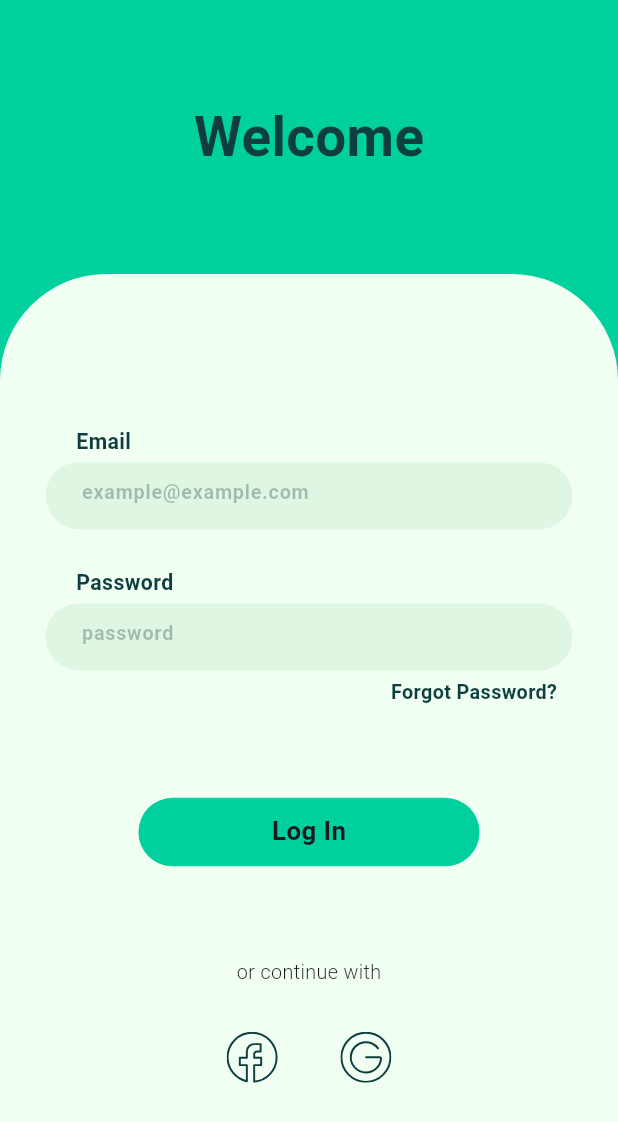
After one commit to Mottakin890/finwise, a Flutter app: the screen it shows after launch, after a tap on "Log In", on a phone screen of 412 x 824 dp. The commit adds this screen. Shown: the top 1122 px of the screen. Run offline on Flutter 3.47's test engine with Material 3 defaults, Android fonts, the phone set to English and light mode, and no system bars; our stand-ins replace flutter_screenutil, flutter_svg, get.

Commit message:
Login page added

```diff
--- a/lib/commons/app_assets/app_assets.dart
+++ b/lib/commons/app_assets/app_assets.dart
@@ -2,4 +2,6 @@ class AppAssets {
   static final String svgPath = 'assets/svg';
 
   static final String svgLogo = '$svgPath/logo.svg';
+  static final String facebookLogo = '$svgPath/facebook.svg';
+  static final String googleLogo = '$svgPath/google.svg';
 }
--- a/lib/commons/routes/app_pages.dart
+++ b/lib/commons/routes/app_pages.dart
@@ -1,5 +1,6 @@
 import 'package:finwise/commons/routes/app_routes.dart';
 import 'package:finwise/presentation/view/auth_page/auth_view.dart';
+import 'package:finwise/presentation/view/sign_in/sign_in_view.dart';
 import 'package:finwise/presentation/view/splash/splash.dart';
 import 'package:get/get_navigation/src/routes/get_route.dart';
 
@@ -7,5 +8,6 @@ class AppPages {
   static final pages = [
     GetPage(name: AppRoutes.splash, page: () => const Splash()),
     GetPage(name: AppRoutes.authPage, page: () => const AuthView()),
+    GetPage(name: AppRoutes.signInPage, page: () =>  SignInView()),
   ];
 }
--- a/lib/commons/routes/app_routes.dart
+++ b/lib/commons/routes/app_routes.dart
@@ -1,4 +1,6 @@
 abstract class AppRoutes {
   static const String splash = '/';
   static const String authPage = '/auth-page';
+  static const String signInPage = '/sign-in-page';
+
 }
--- a/lib/commons/themes/app_colors.dart
+++ b/lib/commons/themes/app_colors.dart
@@ -7,9 +7,11 @@ class AppColors {
   static final Color primaryTextColor = Color(0xFF0E3E3E);
   static final Color secondaryTextColor = Colors.black;
   static final Color whiteTextColor = Colors.white;
+  static final Color fadedTextColor = Color(0xFF093030);
 
   //For application UI
   static final Color primaryColor = Color(0xFF00D09E);
   static final Color lightBgColor = Color(0xFFF1FFF3);
   static final Color lightGreen = Color(0xFFDFF7E2);
+
 }
--- a/lib/commons/themes/app_themes.dart
+++ b/lib/commons/themes/app_themes.dart
@@ -4,7 +4,7 @@ import 'package:flutter/material.dart';
 class AppThemes {
   static ThemeData getLightTheme() => ThemeData().copyWith(
     primaryColor: AppColors.primaryColor,
-    scaffoldBackgroundColor: AppColors.lightBgColor,
+    scaffoldBackgroundColor: AppColors.primaryColor,
     colorScheme: ColorScheme.fromSwatch().copyWith(secondary: AppColors.primaryColor),
   );
 }
--- /dev/null
+++ b/lib/commons/widgets/global_scaffold.dart
@@ -0,0 +1,67 @@
+import 'package:finwise/commons/themes/app_colors.dart';
+import 'package:flutter/material.dart';
+import 'package:flutter_screenutil/flutter_screenutil.dart';
+
+class GlobalScaffold extends StatelessWidget {
+  final bool? centerTitle;
+  final double expandedHeight;
+  final String title;
+  final Widget? child;
+  final bool isScrollable;
+  const GlobalScaffold({
+    super.key,
+    this.title = '',
+    this.centerTitle,
+    required this.expandedHeight,
+    required this.isScrollable,
+    this.child,
+  });
+
+  @override
+  Widget build(BuildContext context) {
+    return Scaffold(
+      body: Column(
+        children: [
+          // Fixed AppBar (doesn't scroll at all)
+          Container(
+            height: expandedHeight,
+            width: double.infinity,
+            color: AppColors.primaryColor,
+            child: SafeArea(
+              bottom: false,
+              child: Center(
+                child: Text(
+                  title,
+                  style: TextStyle(
+                    fontWeight: FontWeight.bold,
+                    color: AppColors.primaryTextColor,
+                    fontSize: 36.sp,
+                  ),
+                ),
+              ),
+            ),
+          ),
+
+          // Scrollable content
+          Expanded(
+            child: Container(
+              decoration: BoxDecoration(
+                color: AppColors.lightBgColor,
+                borderRadius: BorderRadius.only(
+                  topLeft: Radius.circular(70.r),
+                  topRight: Radius.circular(70.r),
+                ),
+              ),
+              child: isScrollable
+                  ? child
+                  : SingleChildScrollView(
+                      physics: NeverScrollableScrollPhysics(),
+                      child: child,
+                    ),
+            ),
+          ),
+        ],
+      ),
+    );
+  }
+}
--- /dev/null
+++ b/lib/commons/widgets/input_field.dart
@@ -0,0 +1,101 @@
+import 'package:finwise/commons/dimentions/app_spacings.dart';
+import 'package:finwise/commons/themes/app_colors.dart';
+import 'package:flutter/material.dart';
+import 'package:flutter_screenutil/flutter_screenutil.dart';
+
+class InputField extends StatelessWidget {
+  final String label;
+  final String hintText;
+  final TextEditingController? controller;
+  final bool obscureText;
+  final TextInputType? keyboardType;
+  final Widget? suffixIcon;
+  final Widget? prefixIcon;
+  final int? maxLines;
+
+  const InputField({
+    super.key,
+    required this.label,
+    required this.hintText,
+    this.controller,
+    this.obscureText = false,
+    this.keyboardType,
+    this.suffixIcon,
+    this.prefixIcon,
+    this.maxLines = 1,
+  });
+
+  @override
+  Widget build(BuildContext context) {
+    return Column(
+      crossAxisAlignment: CrossAxisAlignment.start,
+      children: [
+        // Label
+        RPadding(
+          padding: EdgeInsets.only(left: 20),
+          child: Text(
+            label,
+            style: TextStyle(
+              fontSize: 14.sp,
+              fontWeight: FontWeight.w600,
+              color: AppColors.primaryTextColor,
+            ),
+          ),
+        ),
+        AppSpacings.vertical(4),
+
+        // Text Field
+        Container(
+          height: 44.h,
+          decoration: BoxDecoration(
+            color: AppColors.lightGreen,
+            borderRadius: BorderRadius.circular(30.r),
+          ),
+          child: TextField(
+            controller: controller,
+            obscureText: obscureText,
+            keyboardType: keyboardType,
+            maxLines: maxLines,
+            obscuringCharacter: '*',
+            style: TextStyle(
+              fontSize: 13.sp,
+              color: AppColors.primaryTextColor,
+              fontWeight: .w600,
+            ),
+            decoration: InputDecoration(
+              hintText: hintText,
+              hintStyle: TextStyle(
+                color: AppColors.fadedTextColor.withValues(alpha: 0.3),
+                fontWeight: .w600,
+                fontSize: 13.sp,
+              ),
+              prefixIcon: prefixIcon,
+              suffixIcon: suffixIcon,
+              border: OutlineInputBorder(
+                borderRadius: BorderRadius.circular(30.r),
+                borderSide: BorderSide.none,
+              ),
+              enabledBorder: OutlineInputBorder(
+                borderRadius: BorderRadius.circular(30.r),
+                borderSide: BorderSide.none,
+              ),
+              focusedBorder: OutlineInputBorder(
+                borderRadius: BorderRadius.circular(30.r),
+                borderSide: BorderSide(
+                  color: AppColors.primaryColor,
+                  width: 0.4,
+                ),
+              ),
+              filled: true,
+              fillColor: AppColors.lightGreen,
+              contentPadding: EdgeInsets.symmetric(
+                horizontal: 20,
+                vertical: 16,
+              ),
+            ),
+          ),
+        ),
+      ],
+    );
+  }
+}
--- a/lib/presentation/view/auth_page/auth_view.dart
+++ b/lib/presentation/view/auth_page/auth_view.dart
@@ -1,10 +1,12 @@
 import 'package:finwise/commons/app_assets/app_assets.dart';
 import 'package:finwise/commons/dimentions/app_spacings.dart';
+import 'package:finwise/commons/routes/app_routes.dart';
 import 'package:finwise/commons/themes/app_colors.dart';
 import 'package:finwise/presentation/view/auth_page/helper/auth_button.dart';
 import 'package:flutter/material.dart';
 import 'package:flutter_screenutil/flutter_screenutil.dart';
 import 'package:flutter_svg/flutter_svg.dart';
+import 'package:get/get.dart';
 
 class AuthView extends StatelessWidget {
   const AuthView({super.key});
@@ -12,6 +14,7 @@ class AuthView extends StatelessWidget {
   @override
   Widget build(BuildContext context) {
     return Scaffold(
+      backgroundColor: AppColors.lightBgColor,
       body: Center(
         child: Column(
           mainAxisAlignment: .center,
@@ -45,7 +48,15 @@ class AuthView extends StatelessWidget {
             ),
             AppSpacings.vertical(30),
 
-            AuthButton(buttonColor: AppColors.primaryColor, text: 'Log In'),
+            GestureDetector(
+              onTap: () {
+                Get.offAllNamed(AppRoutes.signInPage);
+              },
+              child: AuthButton(
+                buttonColor: AppColors.primaryColor,
+                text: 'Log In',
+              ),
+            ),
             AppSpacings.vertical(10),
             AuthButton(buttonColor: AppColors.lightGreen, text: 'Sign Up'),
           ],
--- /dev/null
+++ b/lib/presentation/view/sign_in/sign_in_view.dart
@@ -0,0 +1,117 @@
+import 'package:finwise/commons/app_assets/app_assets.dart';
+import 'package:finwise/commons/dimentions/app_spacings.dart';
+import 'package:finwise/commons/themes/app_colors.dart';
+import 'package:finwise/commons/widgets/global_scaffold.dart';
+import 'package:finwise/commons/widgets/input_field.dart';
+import 'package:finwise/presentation/view/auth_page/helper/auth_button.dart';
+import 'package:flutter/material.dart';
+import 'package:flutter_screenutil/flutter_screenutil.dart';
+import 'package:flutter_svg/flutter_svg.dart';
+
+class SignInView extends StatefulWidget {
+  const SignInView({super.key});
+
+  @override
+  State<SignInView> createState() => _SignInViewState();
+}
+
+class _SignInViewState extends State<SignInView> {
+  final TextEditingController _emailcontroller = TextEditingController();
+  final TextEditingController _passwordController = TextEditingController();
+
+  @override
+  Widget build(BuildContext context) {
+    return GestureDetector(
+      onTap: () => FocusScope.of(context).unfocus(),
+      child: GlobalScaffold(
+        isScrollable: false,
+        expandedHeight: 180.h,
+        centerTitle: true,
+        title: 'Welcome',
+        child: SingleChildScrollView(
+
+          child: Column(
+            crossAxisAlignment: .start,
+            children: [
+              AppSpacings.vertical(100),
+              RPadding(
+                padding: const EdgeInsets.symmetric(horizontal: 30.0),
+                child: InputField(
+                  controller: _emailcontroller,
+                  keyboardType: TextInputType.emailAddress,
+                  obscureText: false,
+                  hintText: 'example@example.com',
+                  label: 'Email',
+                  maxLines: 1,
+                ),
+              ),
+              AppSpacings.vertical(25),
+              RPadding(
+                padding: const EdgeInsets.symmetric(horizontal: 30.0),
+                child: InputField(
+                  controller: _passwordController,
+                  keyboardType: TextInputType.visiblePassword,
+                  obscureText: true,
+                  hintText: 'password',
+                  label: 'Password',
+                  maxLines: 1,
+                ),
+              ),
+              AppSpacings.vertical(5),
+              RPadding(
+                padding: const EdgeInsets.only(right: 40.0),
+                child: Align(
+                  alignment: Alignment.topRight,
+                  child: GestureDetector(
+                    onTap: () {},
+                    child: Text(
+                      'Forgot Password?',
+                      style: TextStyle(
+                        fontWeight: .bold,
+                        color: AppColors.primaryTextColor,
+                        fontSize: 13.sp,
+                      ),
+                    ),
+                  ),
+                ),
+              ),
+              AppSpacings.vertical(60),
+              Center(
+                child: AuthButton(
+                  buttonColor: AppColors.primaryColor,
+                  text: 'Log In',
+                ),
+              ),
+              AppSpacings.vertical(60),
+              Center(
+                child: Text(
+                  'or continue with',
+                  style: TextStyle(fontSize: 13.sp, fontWeight: .w300),
+                ),
+              ),
+              AppSpacings.vertical(30),
+              Center(
+                child: SizedBox(
+                  width: 100.w,
+                  child: Row(
+                    mainAxisAlignment: .spaceBetween,
+                    children: [
+                      GestureDetector(
+                        onTap: () {},
+                        child: SvgPicture.asset(AppAssets.facebookLogo),
+                      ),
+                      GestureDetector(
+                        onTap: () {},
+                        child: SvgPicture.asset(AppAssets.googleLogo),
+                      ),
+                    ],
+                  ),
+                ),
+              ),
+            ],
+          ),
+        ),
+      ),
+    );
+  }
+}
```
Also changed, not shown: assets/svg/facebook.svg (added), assets/svg/google.svg (added).
